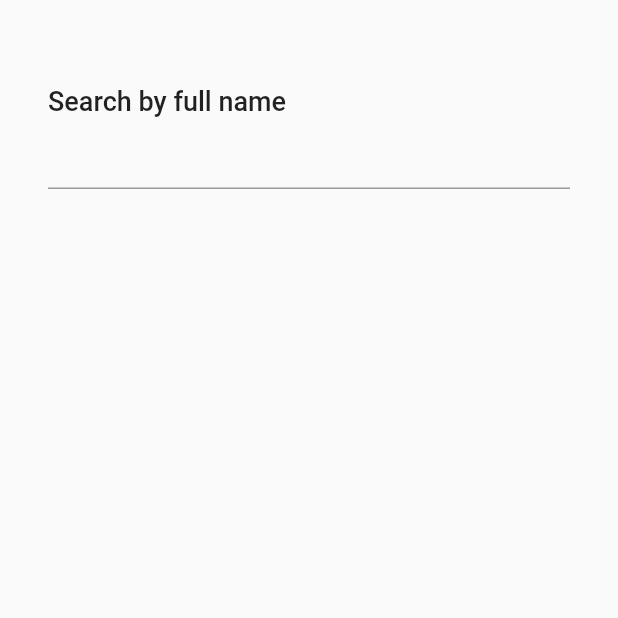
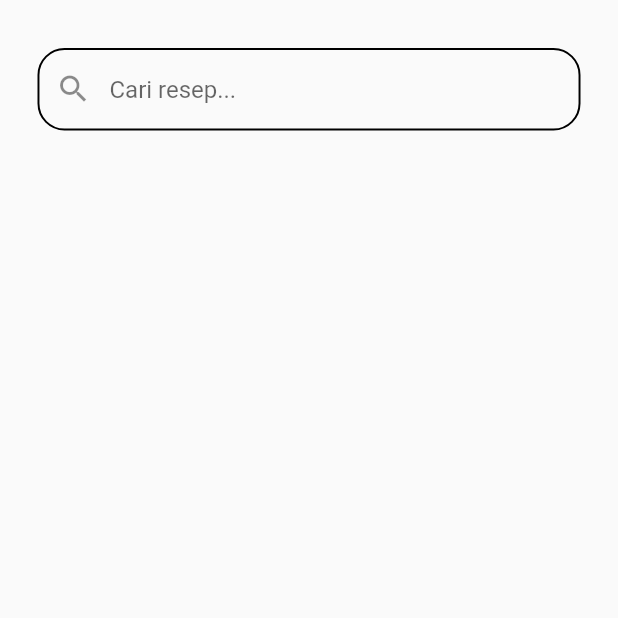
Before and after one commit to dillaasya/dietary_works_capstone, a Flutter app: the SearchPage screen opened by its route, on a phone screen of 412 x 824 dp, the top half of it. Run offline on Flutter 3.47's test engine with Material 2 defaults, Android fonts, the phone set to English and light mode, and no system bars; our stand-ins replace cloud_firestore, firebase_core, firebase_storage, google_fonts, image_picker; accounts and stored records are empty.

Commit message:
merapikan tampilan pada halaman pencarian. dan mengurangi width gambar pada card

```diff
--- a/lib/ui/search_page.dart
+++ b/lib/ui/search_page.dart
@@ -1,9 +1,8 @@
 import 'dart:developer';
-
 import 'package:cloud_firestore/cloud_firestore.dart';
 import 'package:dietary_works_capstone/widget/card_recipe.dart';
 import 'package:flutter/material.dart';
-import 'package:google_fonts/google_fonts.dart';
+
 
 class SearchPage extends StatefulWidget {
   static const routeName = '/search_page';
@@ -25,21 +24,35 @@ class _SearchPageState extends State<SearchPage> {
 
     return Scaffold(
       body: Container(
-        margin: const EdgeInsets.only(top: 32, left: 32, right: 32),
+        margin: const EdgeInsets.only(top: 22, left: 25, right: 25),
         child: SafeArea(
           child: Column(
             crossAxisAlignment: CrossAxisAlignment.start,
             children: <Widget>[
               const SizedBox(
-                height: 25,
-              ),
-              Text('Search by full name',
-                  style: GoogleFonts.roboto(
-                    fontSize: 18,
-                    fontWeight: FontWeight.w500,
-                  )
+                height: 10,
               ),
               TextField(
+                decoration: InputDecoration(
+                  prefixIcon: const Icon(Icons.search),
+                  hintText: "Cari resep...",
+                  focusedBorder: OutlineInputBorder(
+                    borderRadius: BorderRadius.circular(18.0),
+                    borderSide: const BorderSide(
+                      color: Colors.deepOrangeAccent,
+                      width: 1.3,
+                    ),
+                  ),
+                  enabledBorder: OutlineInputBorder(
+                    borderRadius: BorderRadius.circular(18.0),
+                    borderSide: const BorderSide(
+                      color: Colors.black,
+                      width: 1.3,
+                    ),
+                  ),
+                  contentPadding:
+                  const EdgeInsets.only(left: 24.0, top: 18, bottom: 18),
+                ),
                 onChanged: (val) {
                   setState(() {
                     recipe = val.toLowerCase().trim();
@@ -47,7 +60,7 @@ class _SearchPageState extends State<SearchPage> {
                 }
               ),
               const SizedBox(
-                height: 25,
+                height: 32,
               ),
               StreamBuilder<QuerySnapshot>(
                   stream: recipe != "" && recipe != null
--- a/lib/widget/card_recipe.dart
+++ b/lib/widget/card_recipe.dart
@@ -61,7 +61,7 @@ class _CardRecipeState extends State<CardRecipe> {
           child: Row(children: <Widget>[
             SizedBox(
                 height: 90,
-                width: 110,
+                width: 100,
                 child: Hero(
                   tag: image.toString(),
                   child: ClipRRect(
```
